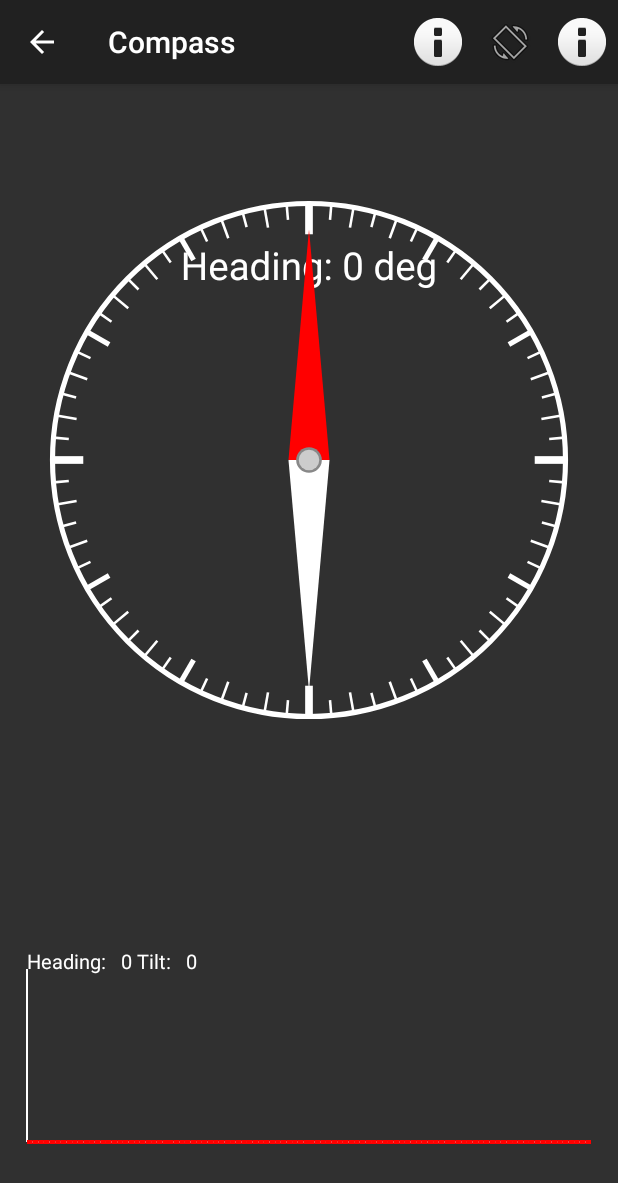
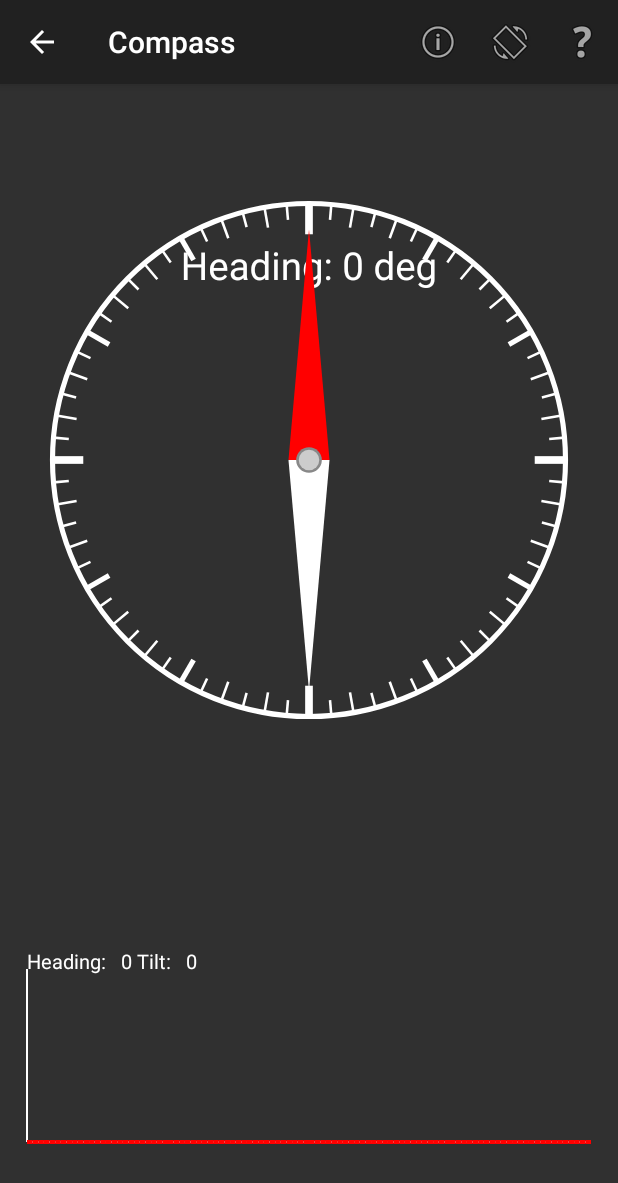
Before and after one commit to Hulzenga/101AndroidApps, an Android app: the CompassActivity screen opened directly, with no data from a screen before it, on a phone screen of 412 x 824 dp. Shown: the top 1183 px of the screen. Run offline under Robolectric (Android 15) with nearby library versions, the phone set to English and light mode, and no system bars.

Commit message:
1. Updated App 005:    * No more artifacts    * changed element size to DIPs instead of pixels
2. Improved appearance of help dialog

```diff
--- a/app/src/main/java/com/hulzenga/ioi/android/app_005/ElementAdapter.java
+++ b/app/src/main/java/com/hulzenga/ioi/android/app_005/ElementAdapter.java
@@ -72,6 +72,10 @@ class ElementAdapter extends ArrayAdapter<Element> {
     return mElementIdMap.get(mElements.get(position));
   }
 
+  public List<Element> getElements() {
+    return mElements;
+  }
+
   @Override
   public View getView(int position, View convertView, ViewGroup parent) {
 
--- a/app/src/main/res/menu/app_010_menu.xml
+++ b/app/src/main/res/menu/app_010_menu.xml
@@ -4,7 +4,7 @@
       xmlns:app="http://schemas.android.com/apk/res-auto">
     <item
         android:id="@+id/app_010_action_show_details"
-        android:icon="@android:drawable/ic_dialog_info"
+        android:icon="@android:drawable/ic_menu_info_details"
         android:title="@string/app_010_lock_screen"
         app:showAsAction="ifRoom"/>
     <item
--- a/app/src/main/res/menu/app_base_menu.xml
+++ b/app/src/main/res/menu/app_base_menu.xml
@@ -5,7 +5,7 @@
 
     <item
         android:id="@+id/app_menu_info"
-        android:icon="@android:drawable/ic_dialog_info"
+        android:icon="@android:drawable/ic_menu_help"
         android:title="@string/app_menu_infoTitle"
         app:showAsAction="ifRoom"/>
 </menu>
--- a/app/src/main/res/values/strings_LongAppDescriptions.xml
+++ b/app/src/main/res/values/strings_LongAppDescriptions.xml
@@ -1,12 +1,14 @@
 <?xml version="1.0" encoding="utf-8"?>
 <resources>
     <string name="app_000_longDescription">
-        101 Android Apps is an open source repository of simple Android apps. For more information
-        about specific apps do a long click on the chosen app in this menu, or click the info menu
-        button when inside the app.
+        101 Android Apps is an open source repository of simple Android apps. For more
+        information about specific apps do a long click on the chosen app in this menu, or
+        click the info menu button when inside the app.\n
+        \n
+        The complete source of these apps is available at:\n
+        https://www.github.com/Hulzenga
 
-        The complete source of these apps is available at:
-        <a href="github.com/Hulzenga">github.com/Hulzenga</a>
+
     </string>
     <string name="app_001_longDescription">
         The simplest possible activity with a single TextView.
```
Also changed, not shown: app/build.gradle (+23 -23 lines), app/src/main/java/com/hulzenga/ioi/android/AppDetailsDialog.java (+9 -9 lines), app/src/main/java/com/hulzenga/ioi/android/app_005/ElementActivity.java (+16 -3 lines), app/src/main/java/com/hulzenga/ioi/android/app_005/ElementSnakeView.java (+14 -9 lines), app/src/main/res/layout/app_detail_dialog.xml (+23 -16 lines).
